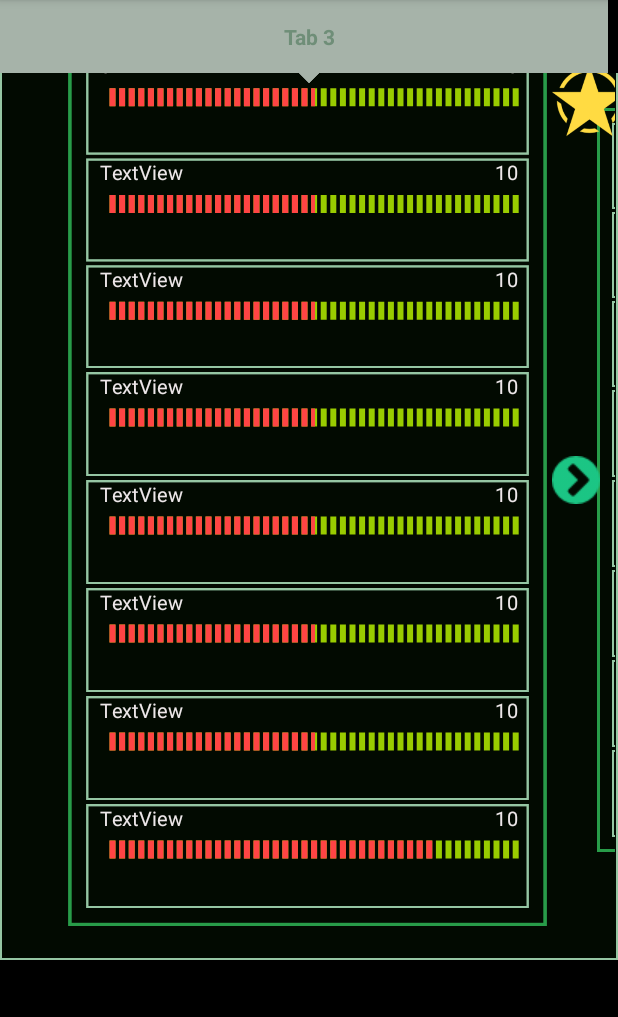
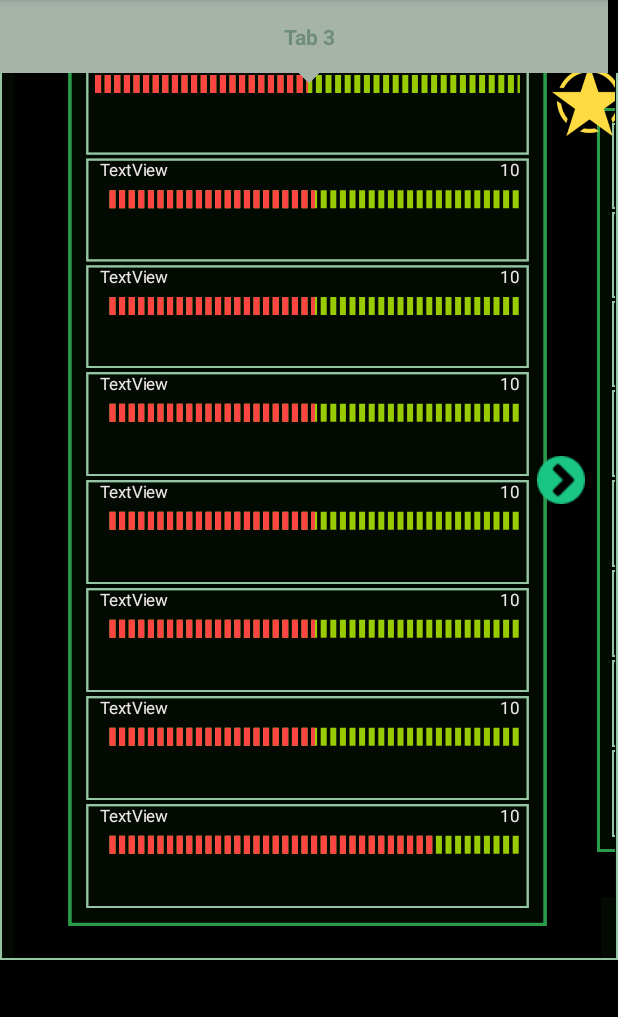
Before and after one commit to nguyennhi263/Ranking, an Android app: the screen it shows after launch (MainActivity), on a phone screen of 412 x 824 dp, the part 84-1101 px from its top. Run offline under Robolectric (Android 15) with nearby library versions, the phone set to English and light mode, and no system bars.

```diff
--- a/app/src/main/java/com/example/asto_nhi/ranking/PagerContainer.java
+++ b/app/src/main/java/com/example/asto_nhi/ranking/PagerContainer.java
@@ -1,8 +1,5 @@
 package com.example.asto_nhi.ranking;
 
-/**
- * Created by rudresh.jr on 12/7/2016.
- */
 
 
 import android.content.Context;
--- a/app/src/main/java/com/example/asto_nhi/ranking/ScorePointFragment.java
+++ b/app/src/main/java/com/example/asto_nhi/ranking/ScorePointFragment.java
@@ -1,7 +1,5 @@
 package com.example.asto_nhi.ranking;
 
-import android.content.Context;
-import android.net.Uri;
 import android.os.Bundle;
 import android.support.v4.app.Fragment;
 import android.support.v4.view.PagerAdapter;
@@ -13,21 +11,7 @@ import android.widget.ImageView;
 
 import java.util.ArrayList;
 
-
-/**
- * A simple {@link Fragment} subclass.
- * Activities that contain this fragment must implement the
- * {@link ScorePointFragment.OnFragmentInteractionListener} interface
- * to handle interaction events.
- * Use the {@link ScorePointFragment#newInstance} factory method to
- * create an instance of this fragment.
- */
 public class ScorePointFragment extends Fragment {
-    // TODO: Rename parameter arguments, choose names that match
-    // the fragment initialization parameters, e.g. ARG_ITEM_NUMBER
-    private static final String ARG_PARAM1 = "param1";
-    private static final String ARG_PARAM2 = "param2";
-
     PagerContainer mContainer;
     ViewPager pager;
     PagerAdapter adapter;
@@ -36,24 +20,6 @@ public class ScorePointFragment extends Fragment {
 
      public ScorePointFragment() {
         // Required empty public constructor
-    }
-
-    /**
-     * Use this factory method to create a new instance of
-     * this fragment using the provided parameters.
-     *
-     * @param param1 Parameter 1.
-     * @param param2 Parameter 2.
-     * @return A new instance of fragment ScorePointFragment.
-     */
-    // TODO: Rename and change types and number of parameters
-    public static ScorePointFragment newInstance(String param1, String param2) {
-        ScorePointFragment fragment = new ScorePointFragment();
-        Bundle args = new Bundle();
-        args.putString(ARG_PARAM1, param1);
-        args.putString(ARG_PARAM2, param2);
-        fragment.setArguments(args);
-        return fragment;
     }
 
     @Override
--- a/app/src/main/res/layout/fragment_score_point.xml
+++ b/app/src/main/res/layout/fragment_score_point.xml
@@ -30,7 +30,7 @@
             android:layout_height="wrap_content"
             android:layout_alignParentLeft="true"
             android:layout_centerVertical="true"
-            android:layout_marginLeft="10dp"
+            android:layout_marginLeft="20dp"
             android:visibility="invisible"
             app:srcCompat="@drawable/left" />
 
@@ -40,7 +40,7 @@
             android:layout_height="wrap_content"
             android:layout_alignParentRight="true"
             android:layout_centerVertical="true"
-            android:layout_marginRight="10dp"
+            android:layout_marginRight="20dp"
             app:srcCompat="@drawable/right"
             />
     </RelativeLayout>
--- a/app/src/main/res/layout/one_score_table.xml
+++ b/app/src/main/res/layout/one_score_table.xml
@@ -5,33 +5,40 @@
     android:layout_width="match_parent"
     android:id="@+id/one_score_table"
     android:layout_height="match_parent"
+    android:background="@android:color/black"
     android:foregroundGravity="fill">
 
 
     <LinearLayout
         android:id="@+id/content"
+        android:layout_width="match_parent"
+        android:layout_height="match_parent"
         android:layout_gravity="top|right"
-        android:layout_width="match_parent"
-        android:orientation="vertical"
-        android:layout_height="match_parent"
         android:layout_margin="30dp"
         android:layout_marginLeft="50dp"
-        android:weightSum="8"
-        android:background="@drawable/linear_border" >
+        android:background="@drawable/linear_border"
+        android:orientation="vertical"
+        android:weightSum="8">
+
         <android.support.constraint.ConstraintLayout
             android:layout_width="match_parent"
             android:layout_height="0dp"
             android:background="@drawable/detail_border"
+            android:baselineAligned="false"
+            android:layout_weight="1"
             android:orientation="vertical"
-            android:layout_weight="1">
+            android:paddingBottom="1.5dp">
+
             <TextView
                 android:id="@+id/textView1"
                 android:layout_width="wrap_content"
                 android:layout_height="wrap_content"
                 android:layout_marginLeft="8dp"
-                android:textSize="11dp"
+                android:autoSizeMaxTextSize="0dp"
+                android:autoSizeTextType="none"
+                android:textSize="9dp"
+                android:maxHeight="10dp"
                 android:text="TextView"
-                android:textAppearance="@style/TextAppearance.AppCompat.Body1"
                 android:textColor="@color/While"
                 app:layout_constraintStart_toStartOf="parent"
                 app:layout_constraintTop_toTopOf="parent" />
@@ -42,9 +49,9 @@
                 android:layout_height="wrap_content"
                 android:layout_marginEnd="5dp"
                 android:layout_marginRight="8dp"
-                android:textSize="11dp"
                 android:text="10"
                 android:textColor="@color/While"
+                android:textSize="6dp"
                 app:layout_constraintBottom_toBottomOf="@+id/textView1"
                 app:layout_constraintEnd_toEndOf="parent" />
 
@@ -53,30 +60,33 @@
                 style="@android:style/Widget.ProgressBar.Horizontal"
                 android:layout_width="match_parent"
                 android:layout_height="wrap_content"
-                android:layout_marginLeft="8dp"
-                android:layout_marginStart="8dp"
+                android:layout_marginTop="8dp"
                 android:max="100"
                 android:progress="50"
                 android:progressDrawable="@drawable/progress_drawable"
-                app:layout_constraintTop_toBottomOf="@+id/textView1" />
+                app:layout_constraintTop_toTopOf="@id/textView1"
+                tools:layout_editor_absoluteX="96dp" />
+
         </android.support.constraint.ConstraintLayout>
 
         <android.support.constraint.ConstraintLayout
             android:layout_width="match_parent"
             android:layout_height="0dp"
+            android:layout_marginTop="2dp"
+            android:layout_weight="1"
             android:background="@drawable/detail_border"
-            android:orientation="vertical"
-            android:layout_marginTop="2dp"
-            android:layout_weight="1">
+            android:paddingBottom="1.5dp"
+            android:orientation="vertical">
+
             <TextView
                 android:id="@+id/textView2"
                 android:layout_width="wrap_content"
                 android:layout_height="wrap_content"
                 android:layout_marginLeft="8dp"
-                android:textSize="11dp"
                 android:text="TextView"
                 android:textAppearance="@style/TextAppearance.AppCompat.Body1"
                 android:textColor="@color/While"
+                android:textSize="9dp"
                 app:layout_constraintStart_toStartOf="parent"
                 app:layout_constraintTop_toTopOf="parent" />
 
@@ -86,9 +96,9 @@
                 android:layout_height="wrap_content"
                 android:layout_marginEnd="5dp"
                 android:layout_marginRight="8dp"
-                android:textSize="11dp"
                 android:text="10"
                 android:textColor="@color/While"
+                android:textSize="9dp"
                 app:layout_constraintBottom_toBottomOf="@+id/textView2"
                 app:layout_constraintEnd_toEndOf="parent" />
 
@@ -108,19 +118,21 @@
         <android.support.constraint.ConstraintLayout
             android:layout_width="match_parent"
             android:layout_height="0dp"
+            android:layout_marginTop="2dp"
+            android:layout_weight="1"
+            android:paddingBottom="1.5dp"
             android:background="@drawable/detail_border"
-            android:orientation="vertical"
-            android:layout_marginTop="2dp"
-            android:layout_weight="1">
+            android:orientation="vertical">
+
             <TextView
                 android:id="@+id/textView3"
                 android:layout_width="wrap_content"
                 android:layout_height="wrap_content"
                 android:layout_marginLeft="8dp"
-                android:textSize="11dp"
                 android:text="TextView"
                 android:textAppearance="@style/TextAppearance.AppCompat.Body1"
                 android:textColor="@color/While"
+                android:textSize="9dp"
                 app:layout_constraintStart_toStartOf="parent"
                 app:layout_constraintTop_toTopOf="parent" />
 
@@ -130,9 +142,9 @@
                 android:layout_height="wrap_content"
                 android:layout_marginEnd="5dp"
                 android:layout_marginRight="8dp"
-                android:textSize="11dp"
                 android:text="10"
                 android:textColor="@color/While"
+                android:textSize="9dp"
                 app:layout_constraintBottom_toBottomOf="@+id/textView3"
                 app:layout_constraintEnd_toEndOf="parent" />
 
@@ -152,19 +164,21 @@
         <android.support.constraint.ConstraintLayout
             android:layout_width="match_parent"
             android:layout_height="0dp"
+            android:layout_marginTop="2dp"
+            android:layout_weight="1"
             android:background="@drawable/detail_border"
-            android:orientation="vertical"
-            android:layout_marginTop="2dp"
-            android:layout_weight="1">
+            android:paddingBottom="1.5dp"
+            android:orientation="vertical">
+
             <TextView
                 android:id="@+id/textView4"
                 android:layout_width="wrap_content"
                 android:layout_height="wrap_content"
                 android:layout_marginLeft="8dp"
-                android:textSize="11dp"
                 android:text="TextView"
                 android:textAppearance="@style/TextAppearance.AppCompat.Body1"
                 android:textColor="@color/While"
+                android:textSize="9dp"
                 app:layout_constraintStart_toStartOf="parent"
                 app:layout_constraintTop_toTopOf="parent" />
 
@@ -174,9 +188,9 @@
                 android:layout_height="wrap_content"
                 android:layout_marginEnd="5dp"
                 android:layout_marginRight="8dp"
-                android:textSize="11dp"
                 android:text="10"
                 android:textColor="@color/While"
+                android:textSize="9dp"
                 app:layout_constraintBottom_toBottomOf="@+id/textView4"
                 app:layout_constraintEnd_toEndOf="parent" />
 
@@ -196,19 +210,21 @@
         <android.support.constraint.ConstraintLayout
             android:layout_width="match_parent"
             android:layout_height="0dp"
+            android:layout_marginTop="2dp"
+            android:layout_weight="1"
             android:background="@drawable/detail_border"
-            android:orientation="vertical"
-            android:layout_marginTop="2dp"
-            android:layout_weight="1">
+            android:paddingBottom="1.5dp"
+            android:orientation="vertical">
+
             <TextView
                 android:id="@+id/textView5"
                 android:layout_width="wrap_content"
                 android:layout_height="wrap_content"
                 android:layout_marginLeft="8dp"
-                android:textSize="11dp"
                 android:text="TextView"
                 android:textAppearance="@style/TextAppearance.AppCompat.Body1"
                 android:textColor="@color/While"
+                android:textSize="9dp"
                 app:layout_constraintStart_toStartOf="parent"
                 app:layout_constraintTop_toTopOf="parent" />
 
@@ -218,9 +234,9 @@
                 android:layout_height="wrap_content"
                 android:layout_marginEnd="5dp"
                 android:layout_marginRight="8dp"
-                android:textSize="11dp"
                 android:text="10"
                 android:textColor="@color/While"
+                android:textSize="9dp"
                 app:layout_constraintBottom_toBottomOf="@+id/textView5"
                 app:layout_constraintEnd_toEndOf="parent" />
 
@@ -240,19 +256,21 @@
         <android.support.constraint.ConstraintLayout
             android:layout_width="match_parent"
             android:layout_height="0dp"
+            android:layout_marginTop="2dp"
+            android:layout_weight="1"
             android:background="@drawable/detail_border"
-            android:orientation="vertical"
-            android:layout_marginTop="2dp"
-            android:layout_weight="1">
+            android:paddingBottom="1.5dp"
+            android:orientation="vertical">
+
             <TextView
                 android:id="@+id/textView6"
                 android:layout_width="wrap_content"
                 android:layout_height="wrap_content"
                 android:layout_marginLeft="8dp"
-                android:textSize="11dp"
                 android:text="TextView"
                 android:textAppearance="@style/TextAppearance.AppCompat.Body1"
                 android:textColor="@color/While"
+                android:textSize="9dp"
                 app:layout_constraintStart_toStartOf="parent"
                 app:layout_constraintTop_toTopOf="parent" />
 
@@ -262,9 +280,9 @@
                 android:layout_height="wrap_content"
                 android:layout_marginEnd="5dp"
                 android:layout_marginRight="8dp"
-                android:textSize="11dp"
                 android:text="10"
                 android:textColor="@color/While"
+                android:textSize="9dp"
                 app:layout_constraintBottom_toBottomOf="@+id/textView6"
                 app:layout_constraintEnd_toEndOf="parent" />
 
@@ -284,19 +302,21 @@
         <android.support.constraint.ConstraintLayout
             android:layout_width="match_parent"
             android:layout_height="0dp"
+            android:layout_marginTop="2dp"
+            android:layout_weight="1"
             android:background="@drawable/detail_border"
-            android:orientation="vertical"
-            android:layout_marginTop="2dp"
-            android:layout_weight="1">
+            android:paddingBottom="1.5dp"
+            android:orientation="vertical">
+
             <TextView
                 android:id="@+id/textView7"
                 android:layout_width="wrap_content"
                 android:layout_height="wrap_content"
                 android:layout_marginLeft="8dp"
-                android:textSize="11dp"
                 android:text="TextView"
                 android:textAppearance="@style/TextAppearance.AppCompat.Body1"
                 android:textColor="@color/While"
+                android:textSize="9dp"
                 app:layout_constraintStart_toStartOf="parent"
                 app:layout_constraintTop_toTopOf="parent" />
 
@@ -306,9 +326,9 @@
                 android:layout_height="wrap_content"
                 android:layout_marginEnd="5dp"
                 android:layout_marginRight="8dp"
-                android:textSize="11dp"
                 android:text="10"
                 android:textColor="@color/While"
+                android:textSize="9dp"
                 app:layout_constraintBottom_toBottomOf="@+id/textView7"
                 app:layout_constraintEnd_toEndOf="parent" />
 
@@ -328,19 +348,21 @@
         <android.support.constraint.ConstraintLayout
             android:layout_width="match_parent"
             android:layout_height="0dp"
+            android:layout_marginTop="2dp"
+            android:layout_weight="1"
             android:background="@drawable/detail_border"
-            android:orientation="vertical"
-            android:layout_marginTop="2dp"
-            android:layout_weight="1">
+            android:paddingBottom="1.5dp"
+            android:orientation="vertical">
+
             <TextView
                 android:id="@+id/textView8"
                 android:layout_width="wrap_content"
                 android:layout_height="wrap_content"
                 android:layout_marginLeft="8dp"
-                android:textSize="11dp"
                 android:text="TextView"
                 android:textAppearance="@style/TextAppearance.AppCompat.Body1"
                 android:textColor="@color/While"
+                android:textSize="9dp"
                 app:layout_constraintStart_toStartOf="parent"
                 app:layout_constraintTop_toTopOf="parent" />
 
@@ -350,9 +372,9 @@
                 android:layout_height="wrap_content"
                 android:layout_marginEnd="5dp"
                 android:layout_marginRight="8dp"
-                android:textSize="11dp"
                 android:text="10"
                 android:textColor="@color/While"
+                android:textSize="9dp"
                 app:layout_constraintBottom_toBottomOf="@+id/textView8"
                 app:layout_constraintEnd_toEndOf="parent" />
 
```
